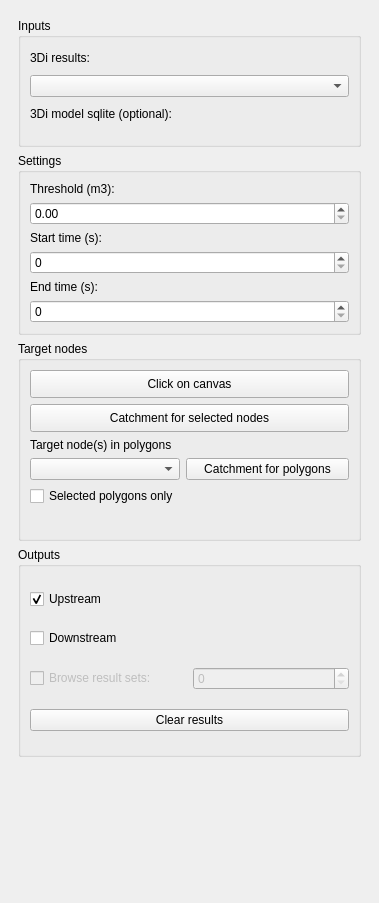
Above: tool_watershed/watershed_analysis_dockwidget_base.ui from nens/threedi-results-analysis before the change. Below: the same form after it.
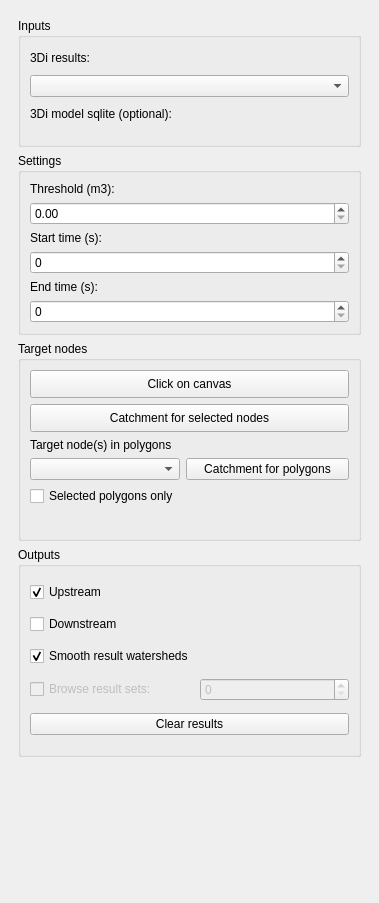
That is the form after the change. Custom widgets are drawn as their Qt base class.

Commit message: Watershed: smoothing of result watershed polygon is optional via checkbox

What changed in the file:
```diff
--- a/tool_watershed/watershed_analysis_dockwidget_base.ui
+++ b/tool_watershed/watershed_analysis_dockwidget_base.ui
@@ -334,30 +334,13 @@
            <string>Outputs</string>
           </property>
           <layout class="QGridLayout" name="gridLayout_2">
-           <item row="3" column="0" colspan="2">
+           <item row="4" column="0" colspan="2">
             <widget class="QPushButton" name="pushButtonClearResults">
              <property name="text">
               <string>Clear results</string>
              </property>
             </widget>
            </item>
-           <item row="1" column="0">
-            <widget class="QCheckBox" name="checkBoxDownstream">
-             <property name="text">
-              <string>Downstream</string>
-             </property>
-            </widget>
-           </item>
-           <item row="2" column="0">
-            <widget class="QCheckBox" name="checkBoxBrowseResultSets">
-             <property name="enabled">
-              <bool>false</bool>
-             </property>
-             <property name="text">
-              <string>Browse result sets:</string>
-             </property>
-            </widget>
-           </item>
            <item row="0" column="0">
             <widget class="QCheckBox" name="checkBoxUpstream">
              <property name="text">
@@ -368,7 +351,7 @@
              </property>
             </widget>
            </item>
-           <item row="2" column="1">
+           <item row="3" column="1">
             <widget class="QSpinBox" name="spinBoxBrowseResultSets">
              <property name="enabled">
               <bool>false</bool>
@@ -381,6 +364,33 @@
              </property>
             </widget>
            </item>
+           <item row="1" column="0">
+            <widget class="QCheckBox" name="checkBoxDownstream">
+             <property name="text">
+              <string>Downstream</string>
+             </property>
+            </widget>
+           </item>
+           <item row="3" column="0">
+            <widget class="QCheckBox" name="checkBoxBrowseResultSets">
+             <property name="enabled">
+              <bool>false</bool>
+             </property>
+             <property name="text">
+              <string>Browse result sets:</string>
+             </property>
+            </widget>
+           </item>
+           <item row="2" column="0">
+            <widget class="QCheckBox" name="checkBoxSmoothing">
+             <property name="text">
+              <string>Smooth result watersheds</string>
+             </property>
+             <property name="checked">
+              <bool>true</bool>
+             </property>
+            </widget>
+           </item>
           </layout>
          </widget>
         </item>
```
The commit also changes 2 other files.
